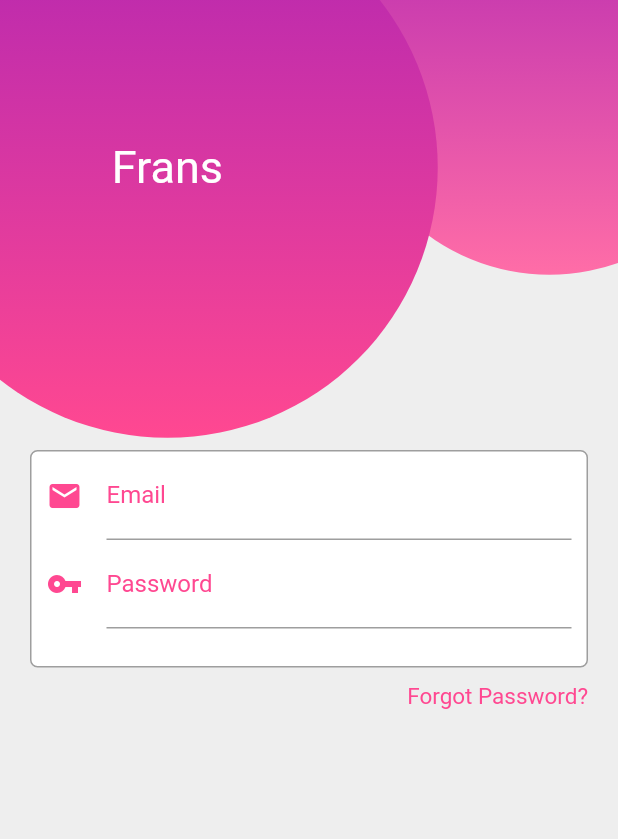
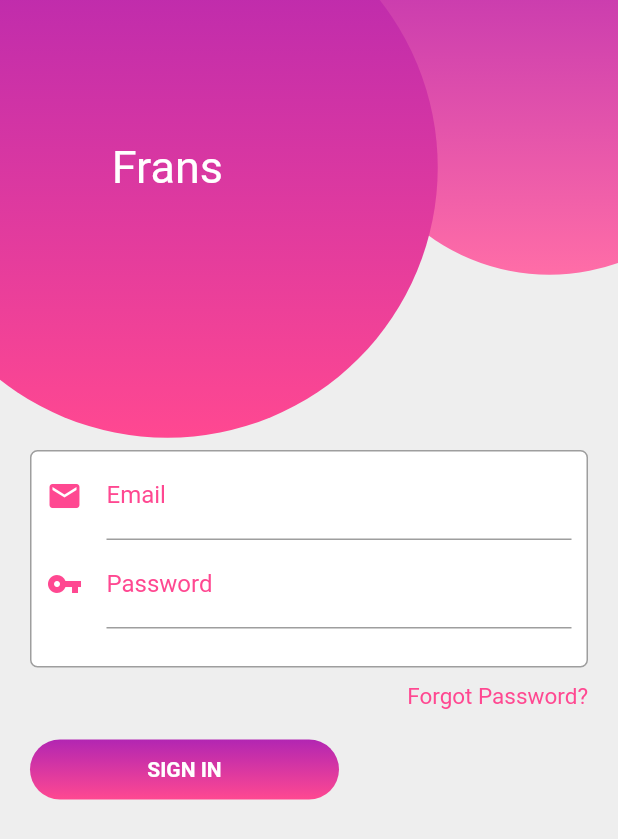
Before and after one commit to PeaceAntoHim/basic-Flutter, a Flutter app: the screen it shows after launch, on a phone screen of 412 x 824 dp. Shown: the top 839 px of the screen. Run offline on Flutter 3.47's test engine with Material 2 defaults, Android fonts, the phone set to English and light mode, and no system bars; Roboto replaces fonts that are missing (Macondo-Regular).

Commit message:
was fix button sign in

```diff
--- a/lib/MainPage.dart
+++ b/lib/MainPage.dart
@@ -133,6 +133,46 @@ class MainPage extends StatelessWidget {
                     ),
                   ),
                 ),
+                Container(
+                  margin: const EdgeInsets.fromLTRB(20, 0, 20, 30),
+                  child: Row(
+                    mainAxisAlignment: MainAxisAlignment.spaceBetween,
+                    children: <Widget>[
+                      SizedBox(
+                        width: MediaQuery.of(context).size.width * 0.5,
+                        height: 40,
+                        child: Container(
+                          // ignore: sort_child_properties_last
+                          child: Material(
+                            borderRadius: BorderRadius.circular(20),
+                            color: Colors.transparent,
+                            child: InkWell(
+                              borderRadius: BorderRadius.circular(20),
+                              splashColor: Colors.amber,
+                              onTap: () {},
+                              child: const Center(
+                                child: Text(
+                                  "SIGN IN",
+                                  style: TextStyle(
+                                      color: Colors.white,
+                                      fontWeight: FontWeight.w700),
+                                ),
+                              ),
+                            ),
+                          ),
+                          decoration: BoxDecoration(
+                            borderRadius: BorderRadius.circular(20),
+                            gradient: const LinearGradient(
+                              colors: [Color(0xFFB226B2), Color(0xFFFF4891)],
+                              begin: Alignment.topCenter,
+                              end: Alignment.bottomCenter,
+                            ),
+                          ),
+                        ),
+                      ),
+                    ],
+                  ),
+                ),
               ],
             ),
           ),
```
